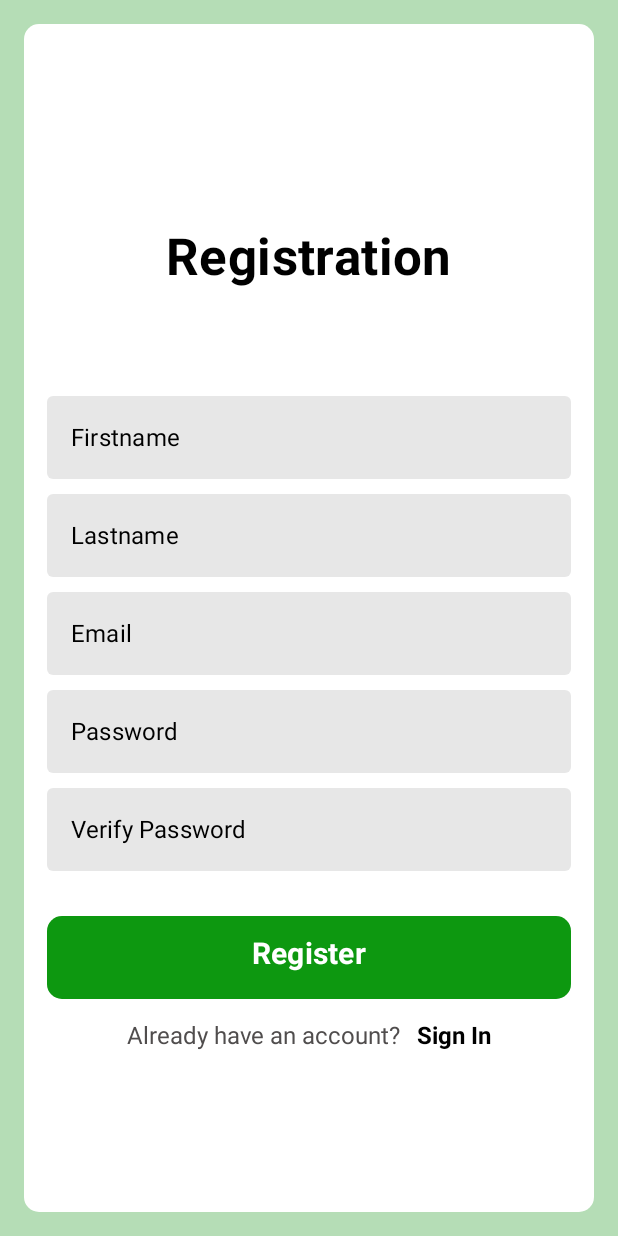
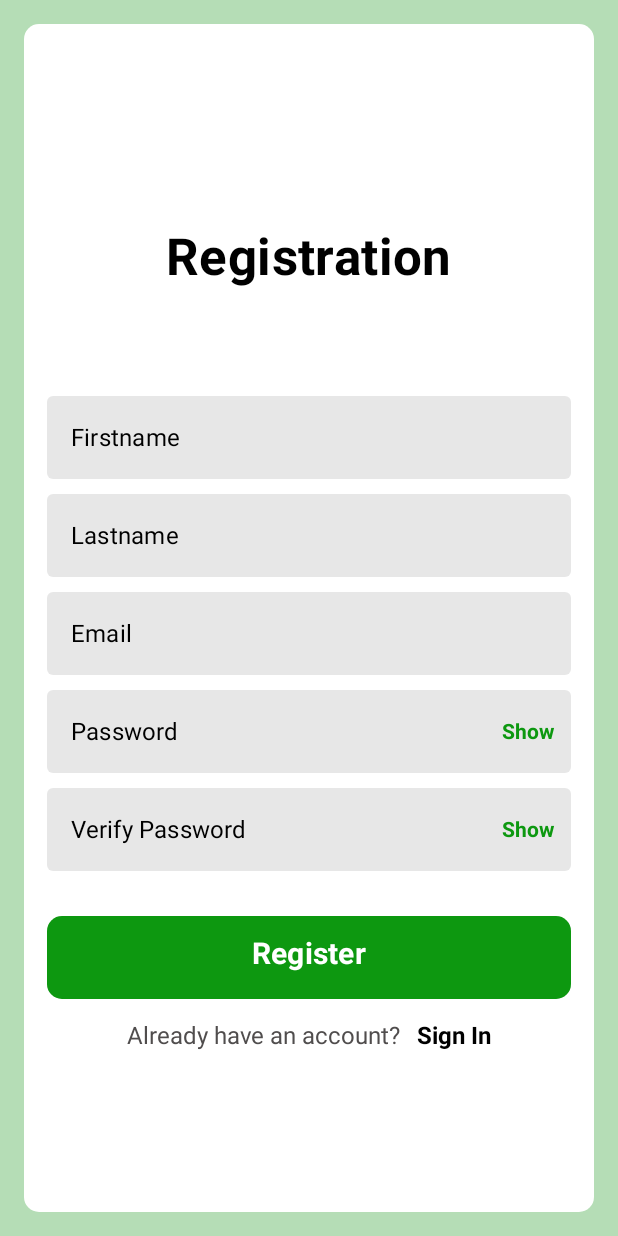
Before and after one commit to RedouanBouziza/MosqueApp, an Android app built with Jetpack Compose: the composable RegistrationFields shown on its own in the app's theme, on a phone screen of 412 x 824 dp. Run offline under Robolectric (Android 15) with nearby library versions, the phone set to English and light mode, and no system bars; network calls fail.

Commit message:
adding some minor updates

```diff
--- a/app/src/main/java/com/example/capstoneredouan/MainActivity.kt
+++ b/app/src/main/java/com/example/capstoneredouan/MainActivity.kt
@@ -24,6 +24,7 @@ import androidx.compose.material.icons.filled.Logout
 import androidx.compose.material.rememberScaffoldState
 import androidx.compose.runtime.*
 import androidx.compose.ui.Modifier
+import androidx.compose.ui.graphics.Color
 import androidx.compose.ui.res.stringResource
 import androidx.core.content.ContextCompat
 import androidx.navigation.NavHostController
@@ -213,6 +214,7 @@ fun TopBar(navController: NavHostController, loginViewModel: LoginViewModel) {
                     Icon(
                         Icons.Default.Logout,
                         contentDescription = "Logout",
+                        tint = Color.White
                     )
                 }
             }
--- a/app/src/main/java/com/example/capstoneredouan/data/repository/LoginRepository.kt
+++ b/app/src/main/java/com/example/capstoneredouan/data/repository/LoginRepository.kt
@@ -38,7 +38,7 @@ class LoginRepository {
                         } else {
                             Toast.makeText(
                                 context,
-                                "Incorrect email or password! Please try again",
+                                "Invalid login credentials. Please verify your email and password and try again.",
                                 Toast.LENGTH_SHORT
                             ).show()
                             navController.navigate(Screen.Login.route)
--- a/app/src/main/java/com/example/capstoneredouan/ui/view/auth/Registration.kt
+++ b/app/src/main/java/com/example/capstoneredouan/ui/view/auth/Registration.kt
@@ -19,8 +19,10 @@ import androidx.compose.ui.platform.LocalContext
 import androidx.compose.ui.res.colorResource
 import androidx.compose.ui.res.stringResource
 import androidx.compose.ui.text.AnnotatedString
+import androidx.compose.ui.text.SpanStyle
 import androidx.compose.ui.text.font.FontWeight
 import androidx.compose.ui.text.input.PasswordVisualTransformation
+import androidx.compose.ui.text.input.VisualTransformation
 import androidx.compose.ui.unit.dp
 import androidx.navigation.NavHostController
 import com.example.capstoneredouan.R
@@ -48,6 +50,8 @@ private fun RegistrationFields(navController: NavHostController, viewModel: Logi
     var blankPassword by remember { mutableStateOf(false) }
     var blankVerifyPassword by remember { mutableStateOf(false) }
 
+    var passwordVisible by remember { mutableStateOf(false) }
+    var verifyPasswordVisible by remember { mutableStateOf(false) }
 
     Column(
         modifier = Modifier
@@ -167,17 +171,28 @@ private fun RegistrationFields(navController: NavHostController, viewModel: Logi
                         blankPassword = it.isBlank()
                     },
                     placeholder = { Text(text = stringResource(id = R.string.password)) },
-                    visualTransformation = PasswordVisualTransformation(),
+                    visualTransformation = if (passwordVisible) VisualTransformation.None
+                    else PasswordVisualTransformation(),
                     colors = TextFieldDefaults.outlinedTextFieldColors(
                         backgroundColor = colorResource(id = R.color.light_gray),
-                        focusedBorderColor = if (blankPassword) Color.Red
-                        else Color.Transparent,
-                        unfocusedBorderColor = if (blankPassword) Color.Red
-                        else Color.Transparent,
-                        placeholderColor = if (blankPassword) Color.Red
-                        else MaterialTheme.colors.onSurface,
+                        focusedBorderColor = if (blankPassword) Color.Red else Color.Transparent,
+                        unfocusedBorderColor = if (blankPassword) Color.Red else Color.Transparent,
+                        placeholderColor = if (blankPassword) Color.Red else MaterialTheme.colors.onSurface,
                         cursorColor = if (blankPassword) Color.Red else Color.Black,
-                    )
+                    ),
+                    trailingIcon = {
+                        ClickableText(
+                            modifier = Modifier.padding(end = 10.dp),
+                            text = AnnotatedString(
+                                text = if (passwordVisible) "Hide" else "Show",
+                                spanStyle = SpanStyle(
+                                    color = if (blankPassword) Color.Red else MaterialTheme.colors.primary,
+                                    fontWeight = FontWeight.Bold
+                                )
+                            ),
+                            onClick = { passwordVisible = !passwordVisible }
+                        )
+                    }
                 )
 
                 Spacer(modifier = Modifier.height(10.dp))
@@ -192,17 +207,28 @@ private fun RegistrationFields(navController: NavHostController, viewModel: Logi
                         blankVerifyPassword = it.isBlank()
                     },
                     placeholder = { Text(text = stringResource(id = R.string.verify_password)) },
-                    visualTransformation = PasswordVisualTransformation(),
+                    visualTransformation = if (verifyPasswordVisible) VisualTransformation.None
+                    else PasswordVisualTransformation(),
                     colors = TextFieldDefaults.outlinedTextFieldColors(
                         backgroundColor = colorResource(id = R.color.light_gray),
-                        focusedBorderColor = if (blankVerifyPassword) Color.Red
-                        else Color.Transparent,
-                        unfocusedBorderColor = if (blankVerifyPassword) Color.Red
-                        else Color.Transparent,
-                        placeholderColor = if (blankVerifyPassword) Color.Red
-                        else MaterialTheme.colors.onSurface,
+                        focusedBorderColor = if (blankVerifyPassword) Color.Red else Color.Transparent,
+                        unfocusedBorderColor = if (blankVerifyPassword) Color.Red else Color.Transparent,
+                        placeholderColor = if (blankVerifyPassword) Color.Red else MaterialTheme.colors.onSurface,
                         cursorColor = if (blankVerifyPassword) Color.Red else Color.Black,
-                    )
+                    ),
+                    trailingIcon = {
+                        ClickableText(
+                            modifier = Modifier.padding(end = 10.dp),
+                            text = AnnotatedString(
+                                text = if (verifyPasswordVisible) "Hide" else "Show",
+                                spanStyle = SpanStyle(
+                                    color = if (blankVerifyPassword) Color.Red else MaterialTheme.colors.primary,
+                                    fontWeight = FontWeight.Bold
+                                )
+                            ),
+                            onClick = { verifyPasswordVisible = !verifyPasswordVisible }
+                        )
+                    }
                 )
 
                 Button(
```
Also changed, not shown: app/src/main/java/com/example/capstoneredouan/ui/view/auth/Login.kt (+24 -8 lines).
